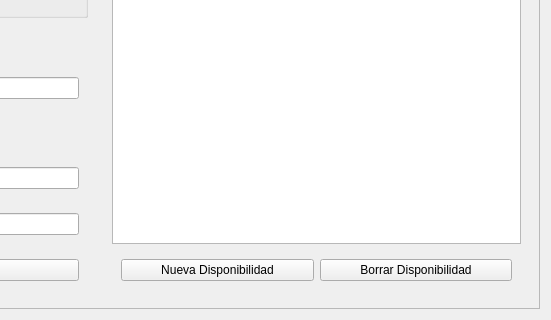
Before: the Qt Designer form src/ui/pages/volunteer_page.ui in BeCuber/Turnomatic, drawn with Qt 5; both pictures show x 785 to 1336 and y 571 to 891 of the 1336 by 891 pixel window.
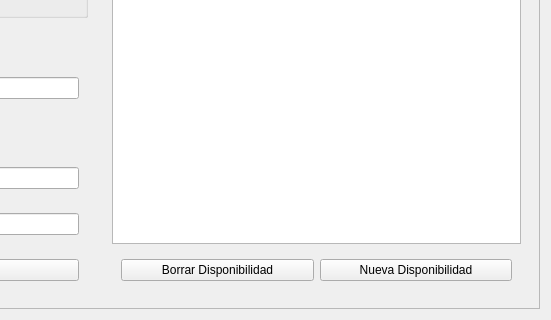
After: the same form once the commit is applied.

Commit message: Fix order on save and cancel buttons to be the same on all dialog widgets

```diff
--- a/src/ui/pages/volunteer_page.ui
+++ b/src/ui/pages/volunteer_page.ui
@@ -580,16 +580,16 @@
             </property>
             <layout class="QHBoxLayout" name="horizontalLayout_19">
              <item>
-              <widget class="QPushButton" name="btnAddAvailability">
+              <widget class="QPushButton" name="btnDeleteAvailability">
                <property name="text">
-                <string>Nueva Disponibilidad</string>
+                <string>Borrar Disponibilidad</string>
                </property>
               </widget>
              </item>
              <item>
-              <widget class="QPushButton" name="btnDeleteAvailability">
+              <widget class="QPushButton" name="btnAddAvailability">
                <property name="text">
-                <string>Borrar Disponibilidad</string>
+                <string>Nueva Disponibilidad</string>
                </property>
               </widget>
              </item>
```
The commit also changes 4 other files.
